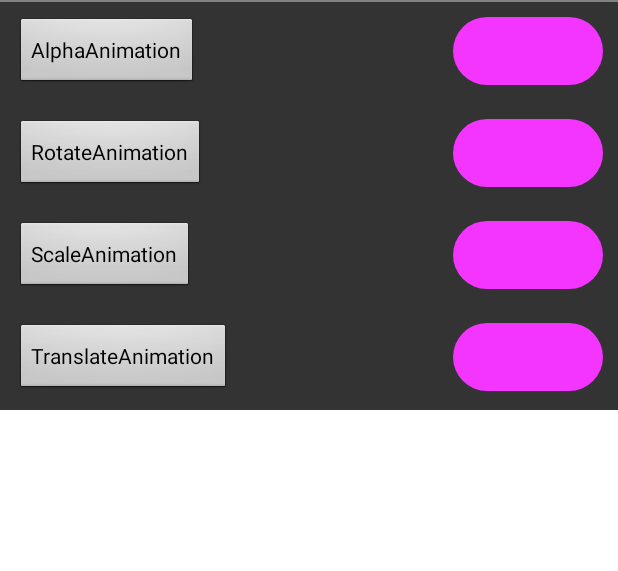
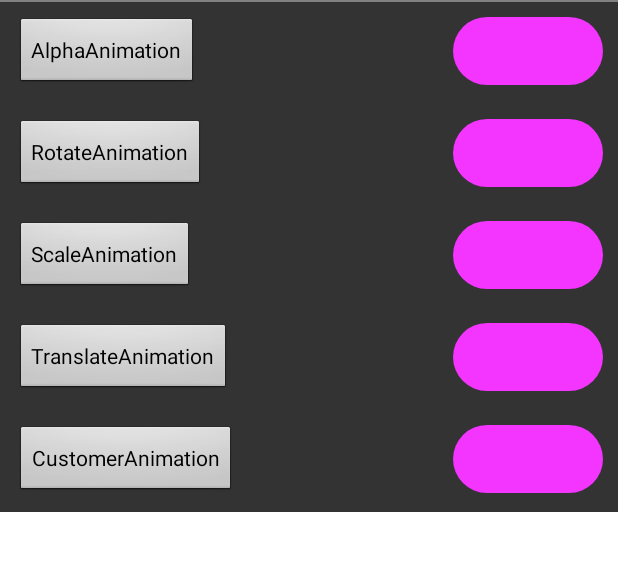
Before and after one commit to happygongzhuo/learn_android, an Android app: the TweenAnimation screen opened directly, with no data from a screen before it, on a phone screen of 412 x 824 dp, the part 36-607 px from its top. Run offline under Robolectric (Android 15) with nearby library versions, the phone set to English and light mode, and no system bars.

Commit message:
custom Animation

```diff
--- a/app/src/main/AndroidManifest.xml
+++ b/app/src/main/AndroidManifest.xml
@@ -19,6 +19,7 @@
 
 
         <activity android:name=".ui.activity.Animation.TweenAnimation"/>
+        <activity android:name=".ui.activity.Animation.TweenAnimationLoadFile"/>
     </application>
 
 </manifest>
--- a/app/src/main/java/com/miracle/learn_android/ui/activity/Animation/TweenAnimation.java
+++ b/app/src/main/java/com/miracle/learn_android/ui/activity/Animation/TweenAnimation.java
@@ -6,6 +6,7 @@ import android.util.Log;
 import android.view.View;
 import android.view.animation.AlphaAnimation;
 import android.view.animation.Animation;
+import android.view.animation.LinearInterpolator;
 import android.view.animation.RotateAnimation;
 import android.view.animation.ScaleAnimation;
 import android.view.animation.TranslateAnimation;
@@ -13,6 +14,7 @@ import android.widget.Button;
 import android.widget.ImageView;
 
 import com.miracle.learn_android.R;
+import com.miracle.learn_android.ui.views.animation.CustomerAnimation;
 
 /**
  * Created by gongzhuo on 15/12/15.
@@ -23,19 +25,18 @@ public class TweenAnimation extends Activity implements View.OnClickListener {
     private Button mBtnRotateAnim;
     private Button mBtnScaleAnim;
     private Button mBtnTranslateAnim;
+    private Button mBtnCustomerAnim;
 
     private ImageView mIvAlpha;
     private ImageView mIvRotate;
     private ImageView mIvScale;
     private ImageView mIvTranslate;
+    private ImageView mIvCustomer;
+
 
 
     @Override
     protected void onCreate(Bundle savedInstanceState) {
-        Log.i("vincent","TweenAnimation:=>"+this.getClass().getName());
-        Log.i("vincent","TweenAnimation:=>"+this.getLocalClassName());
-        Log.i("vincent", "TweenAnimation:=>" + this.getClass().getSimpleName());
-        Log.i("vincent", "TweenAnimation:=>" + this.getClass().getCanonicalName());
         super.onCreate(savedInstanceState);
         setContentView(R.layout.layout_tween_animation);
         initView();
@@ -47,16 +48,19 @@ public class TweenAnimation extends Activity implements View.OnClickListener {
         mBtnRotateAnim = (Button)findViewById(R.id.btn_rotate_animation);
         mBtnScaleAnim = (Button)findViewById(R.id.btn_scale_animation);
         mBtnTranslateAnim = (Button)findViewById(R.id.btn_translate_animation);
+        mBtnCustomerAnim = (Button) findViewById(R.id.btn_customer_animation);
 
         mIvAlpha = (ImageView)findViewById(R.id.iv_alpha);
         mIvRotate = (ImageView)findViewById(R.id.iv_rotate);
         mIvScale = (ImageView)findViewById(R.id.iv_scale);
         mIvTranslate = (ImageView)findViewById(R.id.iv_translate);
+        mIvCustomer = (ImageView)findViewById(R.id.iv_customer);
 
         mBtnAlphaAnim.setOnClickListener(this);
         mBtnRotateAnim.setOnClickListener(this);
         mBtnScaleAnim.setOnClickListener(this);
         mBtnTranslateAnim.setOnClickListener(this);
+        mBtnCustomerAnim.setOnClickListener(this);
     }
 
 
@@ -100,10 +104,19 @@ public class TweenAnimation extends Activity implements View.OnClickListener {
                 mIvScale.startAnimation(scaleAnimation);
                 break;
             case R.id.btn_translate_animation:
+                mIvTranslate.clearAnimation();
                 Animation translateAnimation = new TranslateAnimation(0f,100f,0f,100f);
                 translateAnimation.setDuration(2000);
                 mIvTranslate.startAnimation(translateAnimation);
                 break;
+            case R.id.btn_customer_animation:
+                mIvCustomer.clearAnimation();
+                Animation customerAnimation = new CustomerAnimation(5,50);
+                customerAnimation.setFillBefore(true);
+                customerAnimation.setInterpolator(new LinearInterpolator());
+                customerAnimation.setDuration(2000);
+                mIvCustomer.setAnimation(customerAnimation);
+                customerAnimation.start();
         }
     }
 }
--- a/app/src/main/java/com/miracle/learn_android/ui/activity/MainActivity.java
+++ b/app/src/main/java/com/miracle/learn_android/ui/activity/MainActivity.java
@@ -36,6 +36,7 @@ public class MainActivity extends Activity {
     private void initData() {
         mMapActivity.clear();
         mMapActivity.put("TweenAnimation", "com.miracle.learn_android.ui.activity.Animation.TweenAnimation");
+        mMapActivity.put("TweenAnimationLoadFile", "com.miracle.learn_android.ui.activity.Animation.TweenAnimationLoadFile");
 
         Iterator it = mMapActivity.keySet().iterator();
         while (it.hasNext()) {
--- a/app/src/main/res/layout/layout_tween_animation.xml
+++ b/app/src/main/res/layout/layout_tween_animation.xml
@@ -100,6 +100,28 @@
                     android:src="@drawable/shape_retangle"/>
             </RelativeLayout>
 
+            <RelativeLayout
+                android:orientation="horizontal"
+                android:background="#333333"
+                android:gravity="center_vertical"
+                android:layout_width="match_parent"
+                android:layout_height="wrap_content">
+                <Button
+                    android:id="@+id/btn_customer_animation"
+                    android:layout_alignParentLeft="true"
+                    android:layout_margin="10dp"
+                    android:text="CustomerAnimation"
+                    android:layout_width="wrap_content"
+                    android:layout_height="wrap_content" />
+                <ImageView
+                    android:id="@+id/iv_customer"
+                    android:layout_margin="10dp"
+                    android:layout_alignParentRight="true"
+                    android:layout_width="wrap_content"
+                    android:layout_height="wrap_content"
+                    android:src="@drawable/shape_retangle"/>
+            </RelativeLayout>
+
         </LinearLayout>
 
     </ScrollView>
```
Also changed, not shown: app/src/main/java/com/miracle/learn_android/ui/activity/Animation/TweenAnimationLoadFile.java (added, +98 -0 lines), app/src/main/java/com/miracle/learn_android/ui/views/animation/CustomerAnimation.java (added, +26 -0 lines), app/src/main/java/com/miracle/learn_android/ui/views/animation/Rotate3DAnimation.java (added, +64 -0 lines), app/src/main/res/anim/rotate_animation.xml (added, +11 -0 lines), app/src/main/res/anim/scale_animation.xml (added, +16 -0 lines).
